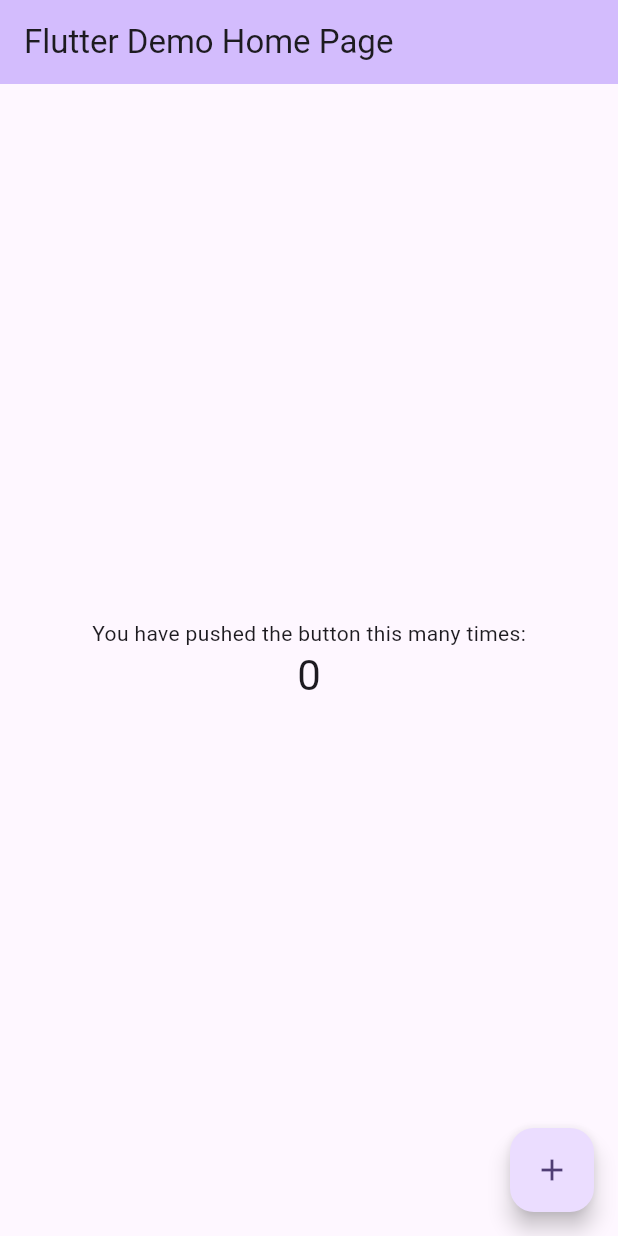
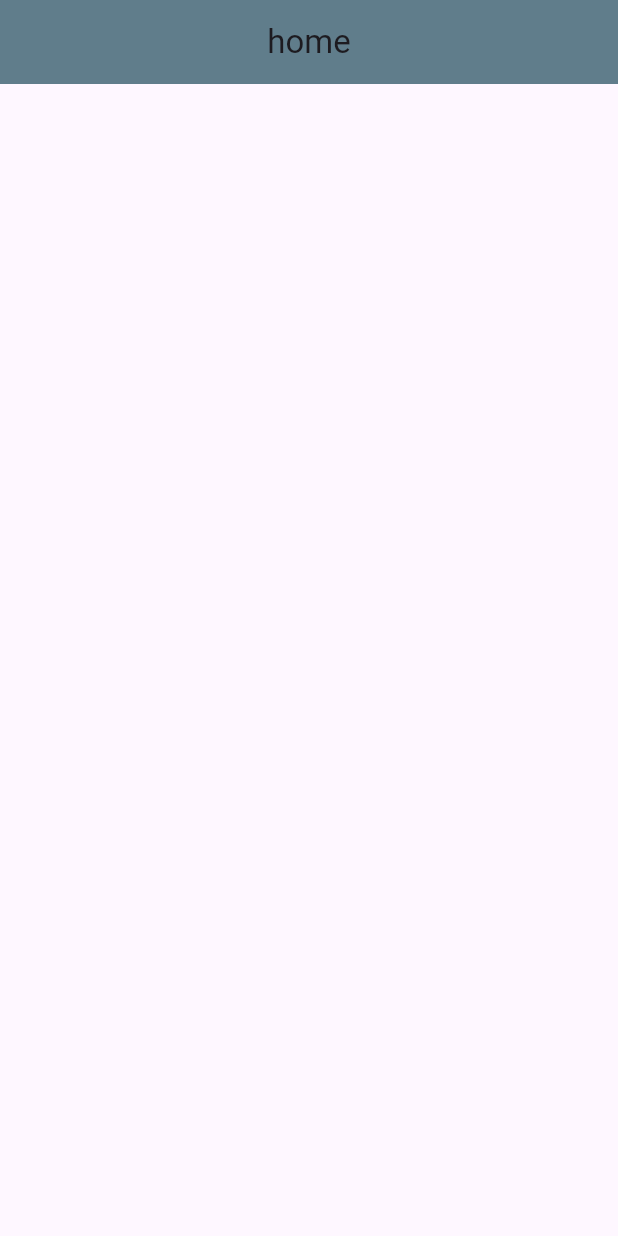
Before and after one commit to Dev-Combu/read_me_app, a Flutter app: the screen it shows after launch, on a phone screen of 412 x 824 dp. Run offline on Flutter 3.47's test engine with Material 3 defaults, Android fonts, the phone set to English and light mode, and no system bars; our stand-ins replace flutter_riverpod.

Commit message:
[feat]클린아키텍쳐 디렉토리 생성

```diff
--- a/lib/main.dart
+++ b/lib/main.dart
@@ -1,7 +1,9 @@
 import 'package:flutter/material.dart';
+import 'package:flutter_riverpod/flutter_riverpod.dart';
+import 'package:read_me_app/presentation/ui/home/home_page.dart';
 
 void main() {
-  runApp(const MyApp());
+  runApp(const ProviderScope(child: MyApp()));
 }
 
 class MyApp extends StatelessWidget {
@@ -12,114 +14,7 @@
   Widget build(BuildContext context) {
     return MaterialApp(
       title: 'Flutter Demo',
-      theme: ThemeData(
-        // This is the theme of your application.
-        //
-        // TRY THIS: Try running your application with "flutter run". You'll see
-        // the application has a purple toolbar. Then, without quitting the app,
-        // try changing the seedColor in the colorScheme below to Colors.green
-        // and then invoke "hot reload" (save your changes or press the "hot
-        // reload" button in a Flutter-supported IDE, or press "r" if you used
-        // the command line to start the app).
-        //
-        // Notice that the counter didn't reset back to zero; the application
-        // state is not lost during the reload. To reset the state, use hot
-        // restart instead.
-        //
-        // This works for code too, not just values: Most code changes can be
-        // tested with just a hot reload.
-        colorScheme: ColorScheme.fromSeed(seedColor: Colors.deepPurple),
-        useMaterial3: true,
-      ),
-      home: const MyHomePage(title: 'Flutter Demo Home Page'),
+      home: HomePage(),
     );
   }
 }
-
-class MyHomePage extends StatefulWidget {
-  const MyHomePage({super.key, required this.title});
-
-  // This widget is the home page of your application. It is stateful, meaning
-  // that it has a State object (defined below) that contains fields that affect
-  // how it looks.
-
-  // This class is the configuration for the state. It holds the values (in this
-  // case the title) provided by the parent (in this case the App widget) and
-  // used by the build method of the State. Fields in a Widget subclass are
-  // always marked "final".
-
-  final String title;
-
-  @override
-  State<MyHomePage> createState() => _MyHomePageState();
-}
-
-class _MyHomePageState extends State<MyHomePage> {
-  int _counter = 0;
-
-  void _incrementCounter() {
-    setState(() {
-      // This call to setState tells the Flutter framework that something has
-      // changed in this State, which causes it to rerun the build method below
-      // so that the display can reflect the updated values. If we changed
-      // _counter without calling setState(), then the build method would not be
-      // called again, and so nothing would appear to happen.
-      _counter++;
-    });
-  }
-
-  @override
-  Widget build(BuildContext context) {
-    // This method is rerun every time setState is called, for instance as done
-    // by the _incrementCounter method above.
-    //
-    // The Flutter framework has been optimized to make rerunning build methods
-    // fast, so that you can just rebuild anything that needs updating rather
-    // than having to individually change instances of widgets.
-    return Scaffold(
-      appBar: AppBar(
-        // TRY THIS: Try changing the color here to a specific color (to
-        // Colors.amber, perhaps?) and trigger a hot reload to see the AppBar
-        // change color while the other colors stay the same.
-        backgroundColor: Theme.of(context).colorScheme.inversePrimary,
-        // Here we take the value from the MyHomePage object that was created by
-        // the App.build method, and use it to set our appbar title.
-        title: Text(widget.title),
-      ),
-      body: Center(
-        // Center is a layout widget. It takes a single child and positions it
-        // in the middle of the parent.
-        child: Column(
-          // Column is also a layout widget. It takes a list of children and
-          // arranges them vertically. By default, it sizes itself to fit its
-          // children horizontally, and tries to be as tall as its parent.
-          //
-          // Column has various properties to control how it sizes itself and
-          // how it positions its children. Here we use mainAxisAlignment to
-          // center the children vertically; the main axis here is the vertical
-          // axis because Columns are vertical (the cross axis would be
-          // horizontal).
-          //
-          // TRY THIS: Invoke "debug painting" (choose the "Toggle Debug Paint"
-          // action in the IDE, or press "p" in the console), to see the
-          // wireframe for each widget.
-          mainAxisAlignment: MainAxisAlignment.center,
-          children: <Widget>[
-            const Text(
-              'You have pushed the button this many times:',
-            ),
-            Text(
-              '$_counter',
-              style: Theme.of(context).textTheme.headlineMedium,
-            ),
-          ],
-        ),
-      ),
-      floatingActionButton: FloatingActionButton(
-        onPressed: _incrementCounter,
-        tooltip: 'Increment',
-        child: const Icon(Icons.add),
-      ), // This trailing comma makes auto-formatting nicer for build methods.
-    );
-  }
-}
--- /dev/null
+++ b/lib/presentation/ui/home/home_page.dart
@@ -0,0 +1,19 @@
+import 'package:flutter/material.dart';
+
+class HomePage extends StatelessWidget{
+  const HomePage({super.key});
+
+  @override
+  Widget build(BuildContext context) {
+    return Scaffold(
+      appBar: AppBar(
+        centerTitle: true,
+        title: Text('home',),
+        backgroundColor: Colors.blueGrey,
+      ),
+      body: Center(
+
+      ),
+    );
+  }
+}
--- a/pubspec.yaml
+++ b/pubspec.yaml
@@ -34,6 +34,8 @@ dependencies:
   # The following adds the Cupertino Icons font to your application.
   # Use with the CupertinoIcons class for iOS style icons.
   cupertino_icons: ^1.0.8
+  flutter_riverpod: ^2.6.1
+  go_router: ^14.8.1
 
 dev_dependencies:
   flutter_test:
```
Also changed, not shown: pubspec.lock, 125 other files.
